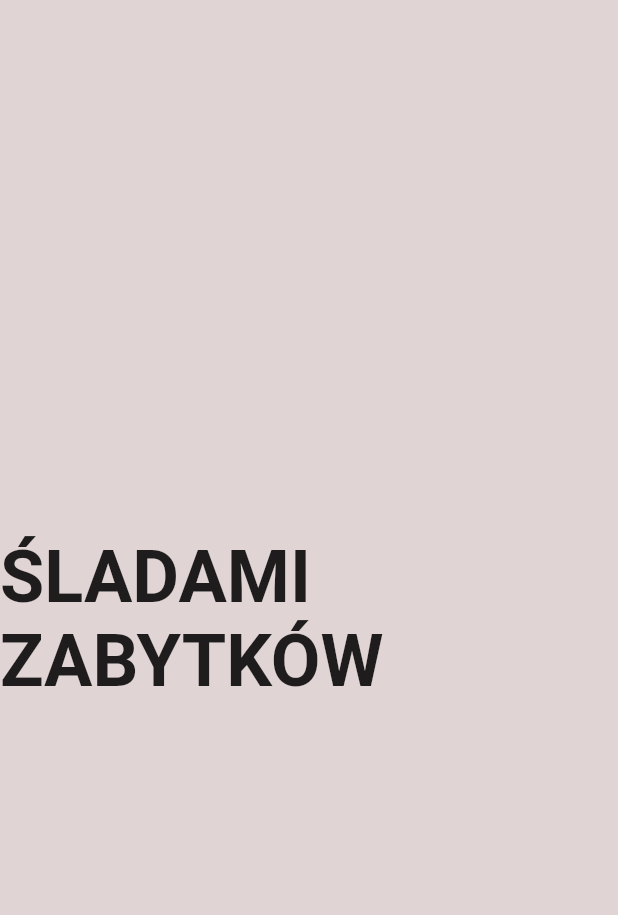
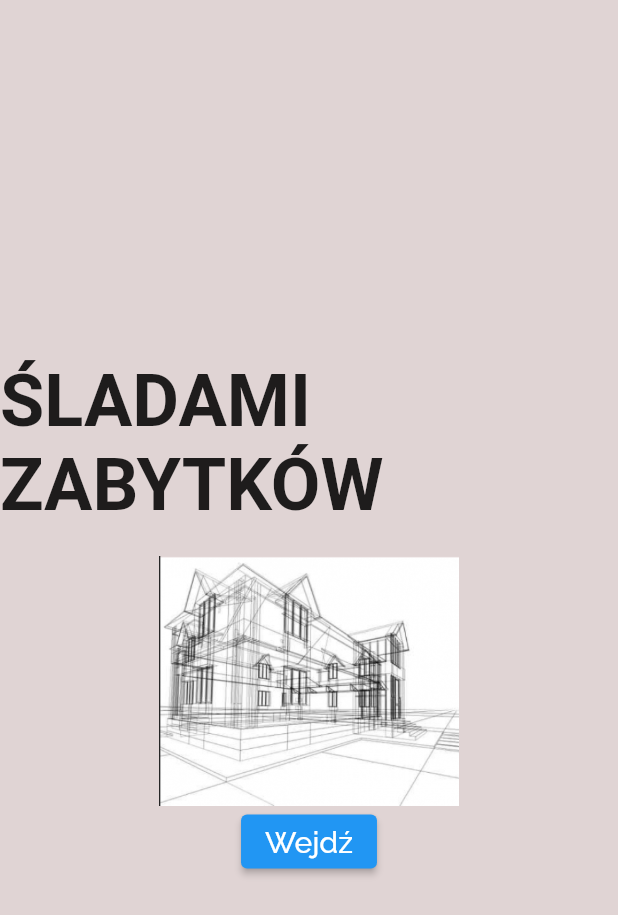
Before and after one commit to sandramachnikowska/sladami_zabytkow, a Flutter app: the screen it shows after launch, on a phone screen of 412 x 824 dp. Shown: the top 915 px of the screen. Run offline on Flutter 3.47's test engine with Material 2 defaults, Android fonts, the light colour scheme and no system bars; our stand-ins replace google_fonts; Roboto replaces fonts that are missing (Glory).

Commit message:
Add image

```diff
--- a/lib/main.dart
+++ b/lib/main.dart
@@ -28,6 +28,20 @@ class MyApp extends StatelessWidget {
                   fontWeight: FontWeight.bold,
                 ),
               ),
+              const SizedBox(height: 20),
+              const Image(
+                image: AssetImage('image/arch.png'),
+                width: 200,
+              ),
+              ElevatedButton(
+                child: Text(
+                  'Wejdź',
+                  style: GoogleFonts.raleway(
+                    fontSize: 20,
+                  ),
+                ),
+                onPressed: () {},
+              ),
             ],
           ),
         ),
--- a/pubspec.yaml
+++ b/pubspec.yaml
@@ -64,9 +64,8 @@ flutter:
   uses-material-design: true
 
   # To add assets to your application, add an assets section, like this:
-  # assets:
-  #   - images/a_dot_burr.jpeg
-  #   - images/a_dot_ham.jpeg
+  assets:
+    - image/
 
   # An image asset can refer to one or more resolution-specific "variants", see
   # https://flutter.dev/assets-and-images/#resolution-aware
```
